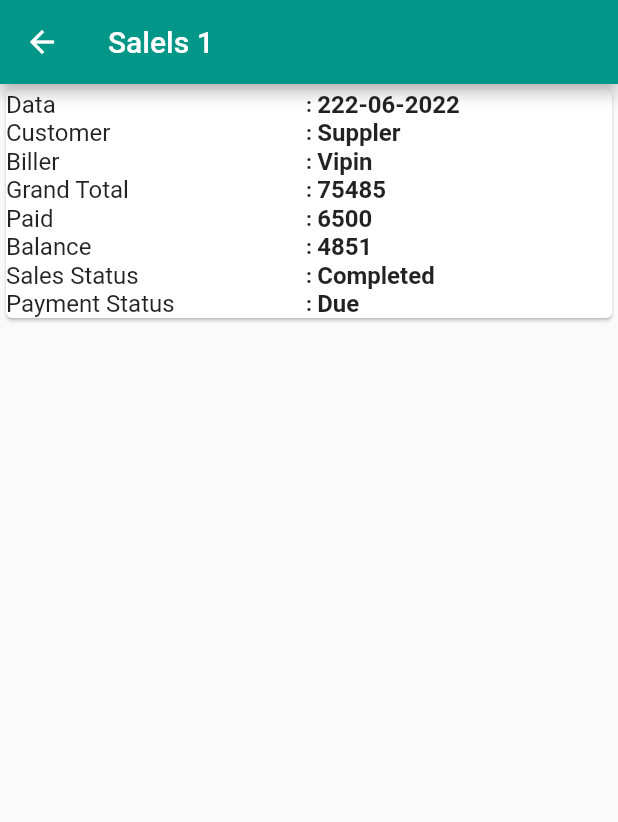
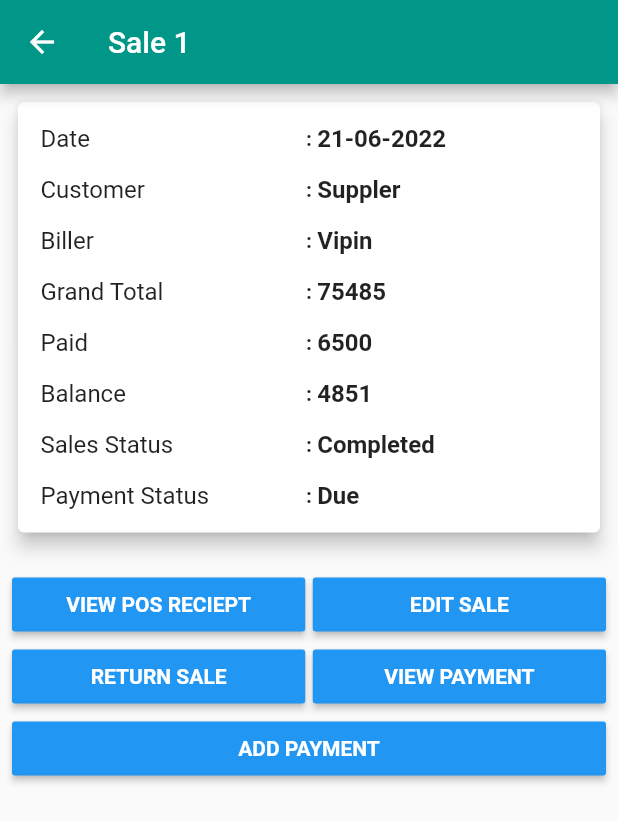
Before and after one commit to vineeth2768/Trade_EZ, a Flutter app: the ScreenSales screen opened directly with empty values, on a phone screen of 412 x 824 dp. Shown: the top 822 px of the screen. Run offline on Flutter 3.47's test engine with Material 2 defaults, Android fonts, the phone set to English and light mode, and no system bars; our stand-ins replace flutter_typeahead, responsive_sizer, shared_preferences; accounts and stored records are empty.

Commit message:
User Profile Ui Completed

```diff
--- a/lib/routes/route_generator.dart
+++ b/lib/routes/route_generator.dart
@@ -10,6 +10,7 @@ import 'package:trade_easy/screens/screen_login/screen_login.dart';
 import 'package:trade_easy/screens/screen_pos/screen_pos.dart';
 import 'package:trade_easy/screens/screen_register/screen_register.dart';
 import 'package:trade_easy/screens/screen_splash/screen_splash.dart';
+import 'package:trade_easy/screens/screen_user_profile/screen_user_profile.dart';
 import 'package:trade_easy/screens/screen_view_reciept/screen_view_reciept.dart';
 import 'package:trade_easy/screens/screen_view_stock/screen_view_stock.dart';
 
@@ -39,6 +40,8 @@ class RouteGenerator {
         return MaterialPageRoute(builder: (_) => const ScreenRegister());
       case routeAddCustomer:
         return MaterialPageRoute(builder: (_) => const ScreenAddCustomer());
+      case routeUserProfile:
+        return MaterialPageRoute(builder: (_) => const ScreenUserProfile());
       case routeSales:
         if (args is Map) {
           return MaterialPageRoute(builder: (_) {
--- a/lib/routes/routes.dart
+++ b/lib/routes/routes.dart
@@ -8,3 +8,4 @@ const String routeViewReciept = "/reciept";
 const String routeRegister = "/register";
 const String routeAddCustomer = "/add_customer";
 const String routeSales = "/sales";
+const String routeUserProfile = "/user_profile";
--- a/lib/screens/screen_credited_sale/screen_sales/screen_sales.dart
+++ b/lib/screens/screen_credited_sale/screen_sales/screen_sales.dart
@@ -1,8 +1,14 @@
 import 'package:flutter/material.dart';
+import 'package:trade_easy/const/colors/colors.dart';
+import 'package:trade_easy/const/size/size.dart';
 import 'package:trade_easy/widgets/row_custom_text.dart';
 
 class ScreenSales extends StatelessWidget {
-  const ScreenSales({super.key, required this.index, required this.name});
+  const ScreenSales({
+    super.key,
+    required this.index,
+    required this.name,
+  });
 
   final int index;
   final String name;
@@ -11,26 +17,119 @@ class ScreenSales extends StatelessWidget {
   Widget build(BuildContext context) {
     return Scaffold(
       appBar: AppBar(
-        title: Text("Salels ${index + 1}"),
+        title: Text("Sale ${index + 1}"),
       ),
-      body: Column(
+      body: Padding(
+        padding: const EdgeInsets.all(8.0),
+        child: Column(
           children: [
             Card(
+              elevation: 5,
+              child: Padding(
+                padding: const EdgeInsets.all(15.0),
                 child: Column(
                   children: const [
-                RowCustomTextWidget(title: "Data", values: "222-06-2022"),
+                    RowCustomTextWidget(title: "Date", values: "21-06-2022"),
+                    kHeight15,
                     RowCustomTextWidget(title: "Customer", values: "Suppler"),
+                    kHeight15,
                     RowCustomTextWidget(title: "Biller", values: "Vipin"),
+                    kHeight15,
                     RowCustomTextWidget(title: "Grand Total", values: "75485"),
+                    kHeight15,
                     RowCustomTextWidget(title: "Paid", values: "6500"),
+                    kHeight15,
                     RowCustomTextWidget(title: "Balance", values: "4851"),
-                RowCustomTextWidget(title: "Sales Status", values: "Completed"),
+                    kHeight15,
+                    RowCustomTextWidget(
+                        title: "Sales Status", values: "Completed"),
+                    kHeight15,
                     RowCustomTextWidget(title: "Payment Status", values: "Due"),
                   ],
                 ),
-          )
+              ),
+            ),
+            kHeight20,
+            Row(
+              children: [
+                Expanded(
+                  child: SalesButtonWidget(
+                    title: "VIEW POS RECIEPT",
+                    color: kBlue,
+                    onPress: () {},
+                  ),
+                ),
+                kWidth5,
+                Expanded(
+                  child: SalesButtonWidget(
+                    title: "EDIT SALE",
+                    color: kBlue,
+                    onPress: () {},
+                  ),
+                ),
               ],
+            ),
+            Row(
+              children: [
+                Expanded(
+                  child: SalesButtonWidget(
+                    title: "RETURN SALE",
+                    color: kBlue,
+                    onPress: () {},
+                  ),
+                ),
+                kWidth5,
+                Expanded(
+                  child: SalesButtonWidget(
+                    title: "VIEW PAYMENT",
+                    color: kBlue,
+                    onPress: () {},
+                  ),
+                ),
+              ],
+            ),
+            Row(
+              children: [
+                Expanded(
+                  child: SalesButtonWidget(
+                    title: "ADD PAYMENT",
+                    color: kBlue,
+                    onPress: () {},
+                  ),
+                ),
+              ],
+            ),
+          ],
+        ),
       ),
     );
   }
 }
+
+class SalesButtonWidget extends StatelessWidget {
+  const SalesButtonWidget({
+    Key? key,
+    required this.title,
+    required this.color,
+    required this.onPress,
+  }) : super(key: key);
+
+  final String title;
+  final Color color;
+  final Function() onPress;
+
+  @override
+  Widget build(BuildContext context) {
+    return MaterialButton(
+      onPressed: onPress,
+      color: color,
+      child: Text(
+        title,
+        style: const TextStyle(
+          color: kWhiteColor,
+          fontWeight: FontWeight.bold,
+        ),
+      ),
+    );
+  }
+}
--- a/lib/screens/screen_register/screen_register.dart
+++ b/lib/screens/screen_register/screen_register.dart
@@ -1,6 +1,7 @@
 import 'package:flutter/material.dart';
 import 'package:trade_easy/const/colors/colors.dart';
 import 'package:trade_easy/const/size/size.dart';
+import 'package:trade_easy/routes/routes.dart';
 import 'package:trade_easy/screens/screen_register/widgets/register_textfield.dart';
 import 'package:trade_easy/screens/screen_register/widgets/text_widget.dart';
 
@@ -67,7 +68,9 @@ class ScreenRegister extends StatelessWidget {
                 mainAxisAlignment: MainAxisAlignment.end,
                 children: [
                   MaterialButton(
-                    onPressed: () {},
+                    onPressed: () {
+                      Navigator.pushNamed(context, routeUserProfile);
+                    },
                     color: kBlue,
                     child: const Text(
                       "VIEW PROFILE",
--- a/lib/screens/screen_splash/screen_splash.dart
+++ b/lib/screens/screen_splash/screen_splash.dart
@@ -10,9 +10,9 @@ import 'package:trade_easy/routes/routes.dart';
 import 'package:trade_easy/utils/device.dart';
 
 class ScreenSplash extends StatelessWidget {
-  ScreenSplash({Key? key, this.hi}) : super(key: key);
-
-  final hi;
+  ScreenSplash({
+    Key? key,
+  }) : super(key: key);
 
   String? orientationMode;
   late SharedPreferences prefs;
```
Also changed, not shown: lib/screens/screen_user_profile/screen_user_profile.dart (added, +69 -0 lines). Lines whose indentation alone changed are shown as unchanged.
